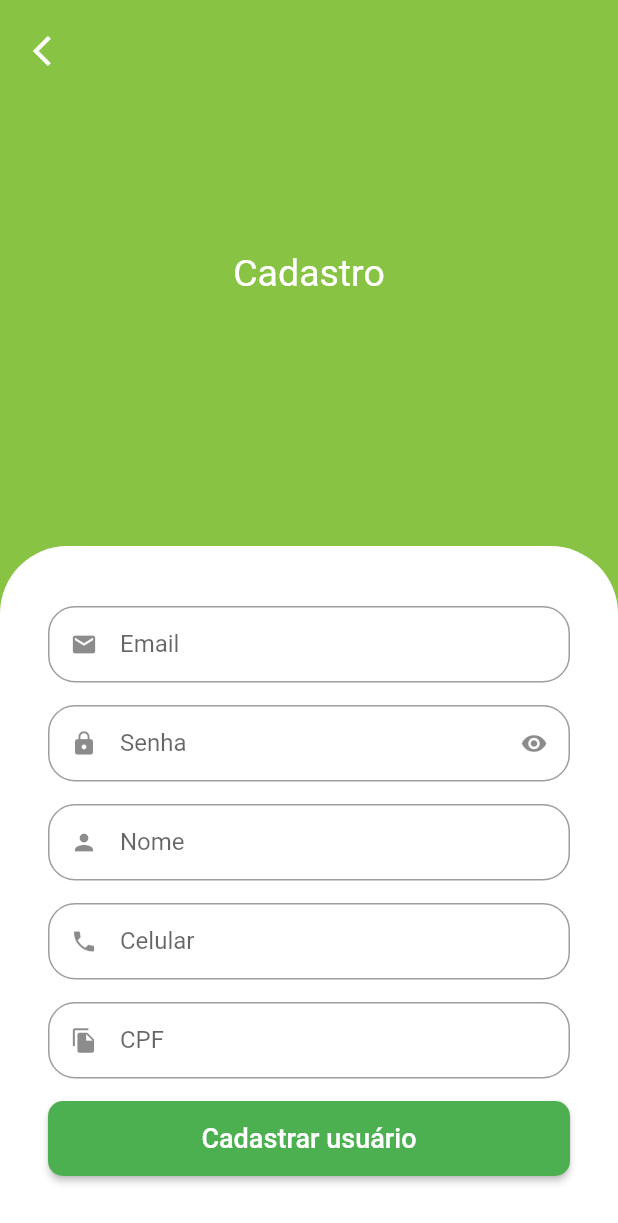
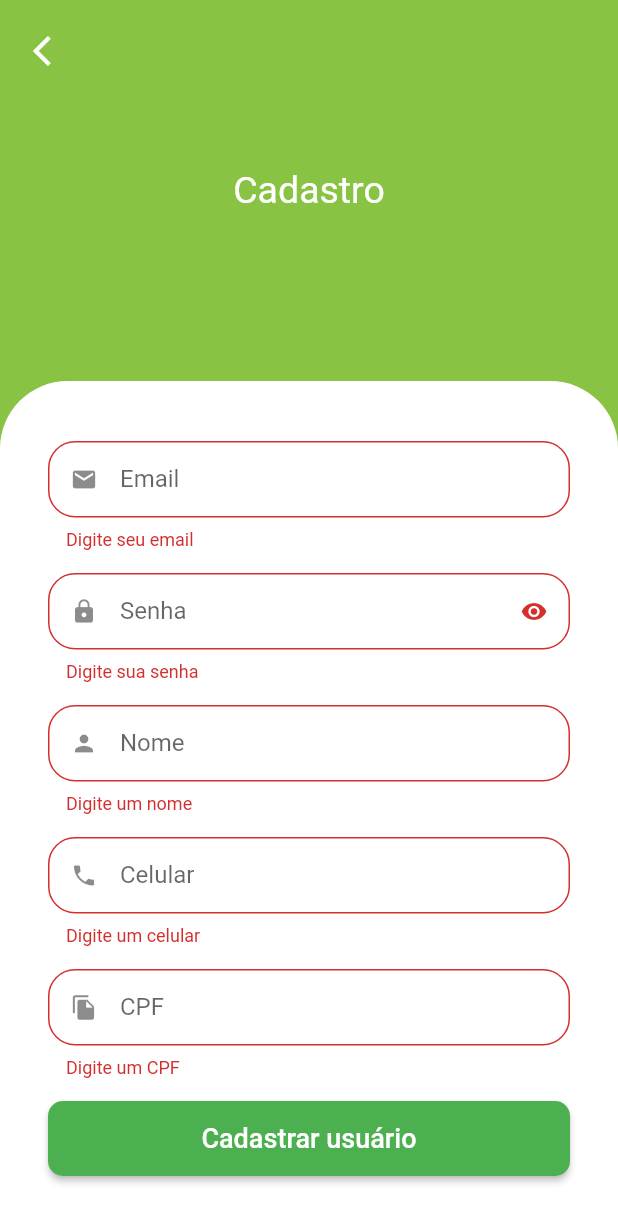
Before and after one commit to gomes98/greengrocer, a Flutter app: the SignUpScreen screen opened by its route, after a tap on "Cadastrar usuário", on a phone screen of 412 x 824 dp. Shown: the top 1223 px of the screen. Run offline on Flutter 3.47's test engine with Material 2 defaults, Android fonts, the phone set to English and light mode, and no system bars; our stand-ins replace animated_text_kit, badges, dio, flutter_secure_storage, fluttertoast, freezed_annotation and 4 more; missing offline and left inert: add_to_cart_animation; accounts and stored records are empty.

Commit message:
final 88 alteração no validator telefone

```diff
--- a/lib/src/pages/auth/view/sign_up_screnn.dart
+++ b/lib/src/pages/auth/view/sign_up_screnn.dart
@@ -99,7 +99,9 @@ class SignUpScreen extends StatelessWidget {
                                     borderRadius: BorderRadius.circular(10),
                                   ),
                                 ),
-                                onPressed: () {},
+                                onPressed: () {
+                                  _formKey.currentState!.validate();
+                                },
                                 child: const Text(
                                   "Cadastrar usuário",
                                   style: TextStyle(fontSize: 18),
--- a/lib/src/services/validators.dart
+++ b/lib/src/services/validators.dart
@@ -40,7 +40,9 @@ String? phoneValidator(String? value) {
     return "Digite um celular";
   }
 
-  if (!value.isPhoneNumber) return "Digite um numero válido";
+  if (value.length < 14 || !value.isPhoneNumber) {
+    return "Digite um numero válido";
+  }
 
   return null;
 }
```
